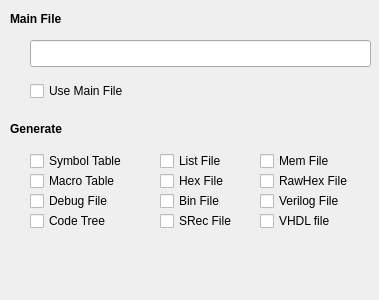
AbyssAbbeba/MDS-picoblaze-AVR-ide, file IDE/GUI/dialogs/projectcfg/projectcfg_compiler.ui: the form before one commit.
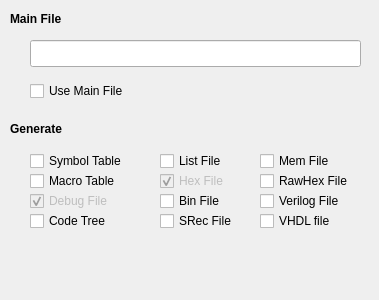
The form after the commit.

```diff
--- a/IDE/GUI/dialogs/projectcfg/projectcfg_compiler.ui
+++ b/IDE/GUI/dialogs/projectcfg/projectcfg_compiler.ui
@@ -37,7 +37,7 @@
     <rect>
      <x>30</x>
      <y>40</y>
-     <width>341</width>
+     <width>331</width>
      <height>27</height>
     </rect>
    </property>
@@ -110,6 +110,9 @@
    </property>
   </widget>
   <widget class="QCheckBox" name="chckDbgFile">
+   <property name="enabled">
+    <bool>false</bool>
+   </property>
    <property name="geometry">
     <rect>
      <x>30</x>
@@ -121,6 +124,12 @@
    <property name="text">
     <string>Debug File</string>
    </property>
+   <property name="checkable">
+    <bool>true</bool>
+   </property>
+   <property name="checked">
+    <bool>true</bool>
+   </property>
   </widget>
   <widget class="QCheckBox" name="chckCodeTree">
    <property name="geometry">
@@ -149,6 +158,9 @@
    </property>
   </widget>
   <widget class="QCheckBox" name="chckHexFile">
+   <property name="enabled">
+    <bool>false</bool>
+   </property>
    <property name="geometry">
     <rect>
      <x>160</x>
@@ -160,6 +172,9 @@
    <property name="text">
     <string>Hex File</string>
    </property>
+   <property name="checked">
+    <bool>true</bool>
+   </property>
   </widget>
   <widget class="QCheckBox" name="chckBinFile">
    <property name="geometry">
```
